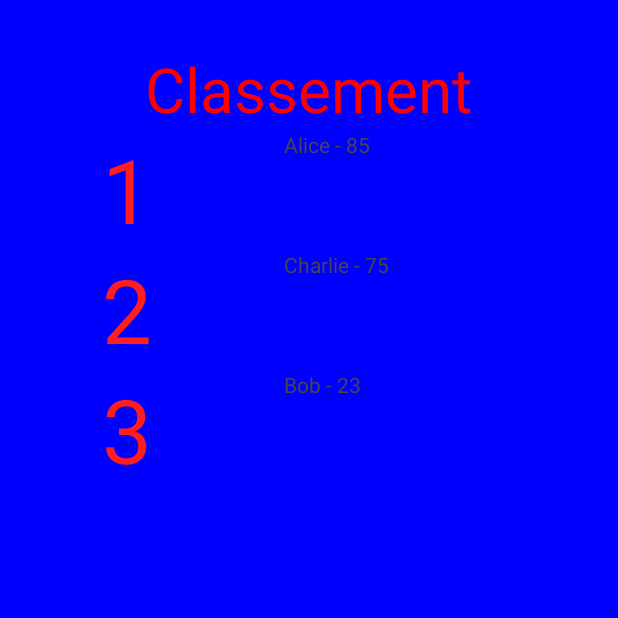
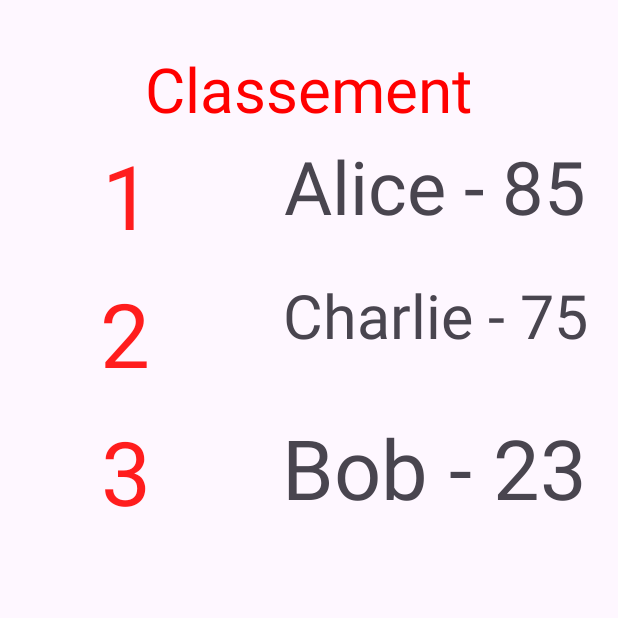
Before and after one commit to Leroideslicornes/Projet_android, an Android app: the Classement screen opened directly, with no data from a screen before it, on a phone screen of 412 x 824 dp, the top half of it. Run offline under Robolectric (Android 15) with nearby library versions, the phone set to English and light mode, and no system bars.

Commit message:
pour alexis

```diff
--- a/app/src/main/res/layout/activity_classement.xml
+++ b/app/src/main/res/layout/activity_classement.xml
@@ -6,7 +6,7 @@
 		android:id="@+id/main"
 		android:layout_width="match_parent"
 		android:layout_height="match_parent"
-		android:background="#0000FF"
+
 		tools:context="Classement">
 
 	<TextView
@@ -37,11 +37,10 @@
 			app:layout_constraintStart_toStartOf="parent"
 			app:layout_constraintTop_toBottomOf="@+id/textView"
 			app:layout_constraintHorizontal_bias="0.058"
-			app:layout_constraintVertical_bias="0.233"/>
-
+			android:layout_marginTop="4dp"/>
 	<TextView
 			android:id="@+id/textView4"
-			android:layout_width="137dp"
+			android:layout_width="135dp"
 			android:layout_height="80dp"
 			android:text="2"
 			android:textColor="#FF1D1D"
@@ -50,12 +49,11 @@
 			app:layout_constraintEnd_toEndOf="parent"
 			app:layout_constraintStart_toStartOf="parent"
 			app:layout_constraintTop_toBottomOf="@+id/textView3"
-			app:layout_constraintHorizontal_bias="0.058"
-			app:layout_constraintVertical_bias="0.453"/>
-
+			app:layout_constraintHorizontal_bias="0.057"
+			android:layout_marginTop="12dp"/>
 	<TextView
 			android:id="@+id/textView5"
-			android:layout_width="137dp"
+			android:layout_width="138dp"
 			android:layout_height="80dp"
 			android:text="3"
 			android:textColor="#FF1D1D"
@@ -64,9 +62,8 @@
 			app:layout_constraintEnd_toEndOf="parent"
 			app:layout_constraintStart_toStartOf="parent"
 			app:layout_constraintTop_toBottomOf="@+id/textView4"
-			app:layout_constraintHorizontal_bias="0.058"
-			app:layout_constraintVertical_bias="0.666"/>
-
+			app:layout_constraintHorizontal_bias="0.057"
+			android:layout_marginTop="12dp"/>
 	<TextView
 			android:id="@+id/textView6"
 			android:layout_width="203dp"
@@ -76,8 +73,17 @@
 			app:layout_constraintStart_toEndOf="@+id/textView3"
 			app:layout_constraintTop_toBottomOf="@+id/textView"
 			app:layout_constraintHorizontal_bias="0.654"
-			app:layout_constraintVertical_bias="0.121"/>
-
+			app:autoSizeTextType="uniform" android:layout_marginTop="4dp"/>
+	<TextView
+			android:id="@+id/textView8"
+			android:layout_width="203dp"
+			android:layout_height="80dp"
+			android:text="TextView"
+			app:layout_constraintEnd_toEndOf="parent"
+			app:layout_constraintStart_toEndOf="@+id/textView5"
+			app:layout_constraintTop_toBottomOf="@+id/textView7"
+			app:layout_constraintHorizontal_bias="0.629"
+			app:autoSizeTextType="uniform" android:layout_marginTop="12dp"/>
 	<TextView
 			android:id="@+id/textView7"
 			android:layout_width="203dp"
@@ -87,17 +93,6 @@
 			app:layout_constraintStart_toEndOf="@+id/textView4"
 			app:layout_constraintTop_toBottomOf="@+id/textView6"
 			app:layout_constraintHorizontal_bias="0.654"
-			app:layout_constraintVertical_bias="0.373"/>
-
-	<TextView
-			android:id="@+id/textView8"
-			android:layout_width="203dp"
-			android:layout_height="80dp"
-			android:text="TextView"
-			app:layout_constraintEnd_toEndOf="parent"
-			app:layout_constraintStart_toEndOf="@+id/textView5"
-			app:layout_constraintTop_toBottomOf="@+id/textView7"
-			app:layout_constraintHorizontal_bias="0.654"
-			app:layout_constraintVertical_bias="0.617"/>
+			app:autoSizeTextType="uniform" android:layout_marginTop="12dp"/>
 
 </androidx.constraintlayout.widget.ConstraintLayout>
```
